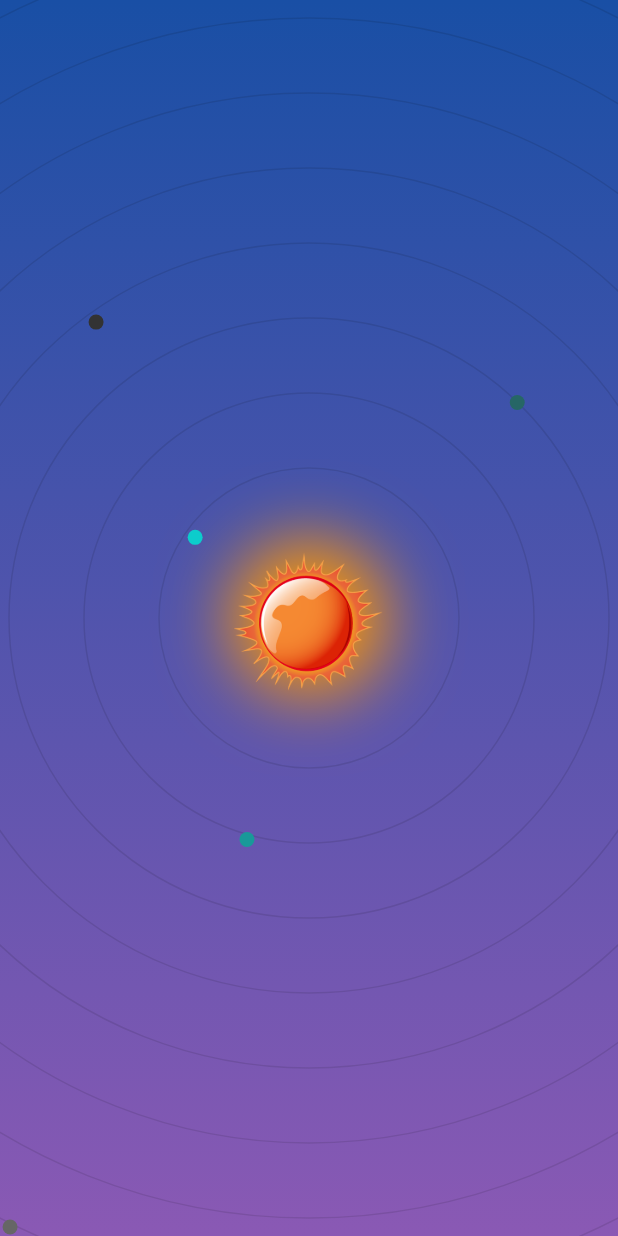
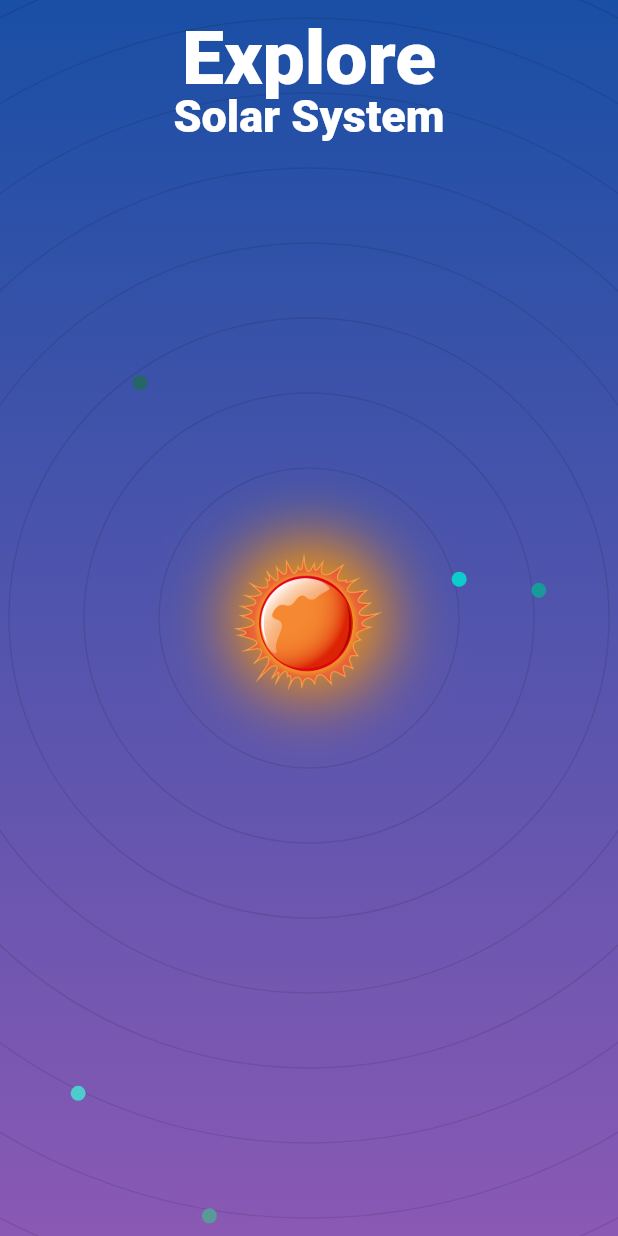
Before and after one commit to Auridel/flutter--explore_solar_app, a Flutter app: the screen it shows after launch, on a phone screen of 412 x 824 dp. Run offline on Flutter 3.47's test engine with Material 2 defaults, Android fonts, the phone set to English and light mode, and no system bars.

Commit message:
animated header

```diff
--- a/lib/screens/home_screen.dart
+++ b/lib/screens/home_screen.dart
@@ -1,6 +1,7 @@
 import 'dart:ui';
 
 import 'package:explore_solar_app/providers/planet_provider.dart';
+import 'package:explore_solar_app/widgets/home_header.dart';
 import 'package:explore_solar_app/widgets/planet_circle.dart';
 import 'package:explore_solar_app/widgets/rotating%20_planet.dart';
 import 'package:flutter/material.dart';
@@ -94,9 +95,21 @@ class _HomeScreenState extends State<HomeScreen> with TickerProviderStateMixin {
                         size,
                         Color((e * 0.05 * 0xFFFFFF).toInt()).withOpacity(1.0),
                         (e * 50.0 + 50),
-                        Duration(seconds: e * 3)),
+                        Duration(seconds: e * 4)),
                   )
                   .toList(),
+              Positioned(
+                  top: 10,
+                  left: 0,
+                  right: 0,
+                  child: HomeHeader('Explore', 50.0, Duration(seconds: 1),
+                      Duration(seconds: 1))),
+              Positioned(
+                  top: 60,
+                  left: 0,
+                  right: 0,
+                  child: HomeHeader('Solar System', 30.0, Duration(seconds: 1),
+                      Duration(seconds: 2))),
             ],
           ),
         ),
--- /dev/null
+++ b/lib/widgets/home_header.dart
@@ -0,0 +1,58 @@
+import 'package:flutter/material.dart';
+
+class HomeHeader extends StatefulWidget {
+  final String _text;
+  final double _fontSize;
+  final Duration _duration;
+  final Duration _animationDelay;
+
+  HomeHeader(this._text, this._fontSize, this._duration, this._animationDelay);
+
+  @override
+  _HomeHeaderState createState() => _HomeHeaderState();
+}
+
+class _HomeHeaderState extends State<HomeHeader>
+    with SingleTickerProviderStateMixin {
+  late final AnimationController _controller;
+  late final Animation<double> _animation;
+  late final Animation<Offset> _offsetAnimation;
+
+  @override
+  void initState() {
+    _controller = AnimationController(vsync: this, duration: widget._duration);
+    _animation = CurvedAnimation(parent: _controller, curve: Curves.easeInOut);
+    _offsetAnimation =
+        Tween<Offset>(begin: Offset(0.0, -10.0), end: Offset(0.0, 0.0))
+            .animate(_controller);
+    Future.delayed(widget._animationDelay, () {
+      _controller.forward();
+    });
+    super.initState();
+  }
+
+  @override
+  void dispose() {
+    _controller.dispose();
+    super.dispose();
+  }
+
+  @override
+  Widget build(BuildContext context) {
+    return SlideTransition(
+      position: _offsetAnimation,
+      child: FadeTransition(
+        opacity: _animation,
+        child: Text(
+          widget._text,
+          style: TextStyle(
+              fontSize: widget._fontSize,
+              color: Colors.white,
+              decoration: TextDecoration.none,
+              fontFamily: 'sans-serif'),
+          textAlign: TextAlign.center,
+        ),
+      ),
+    );
+  }
+}
```
